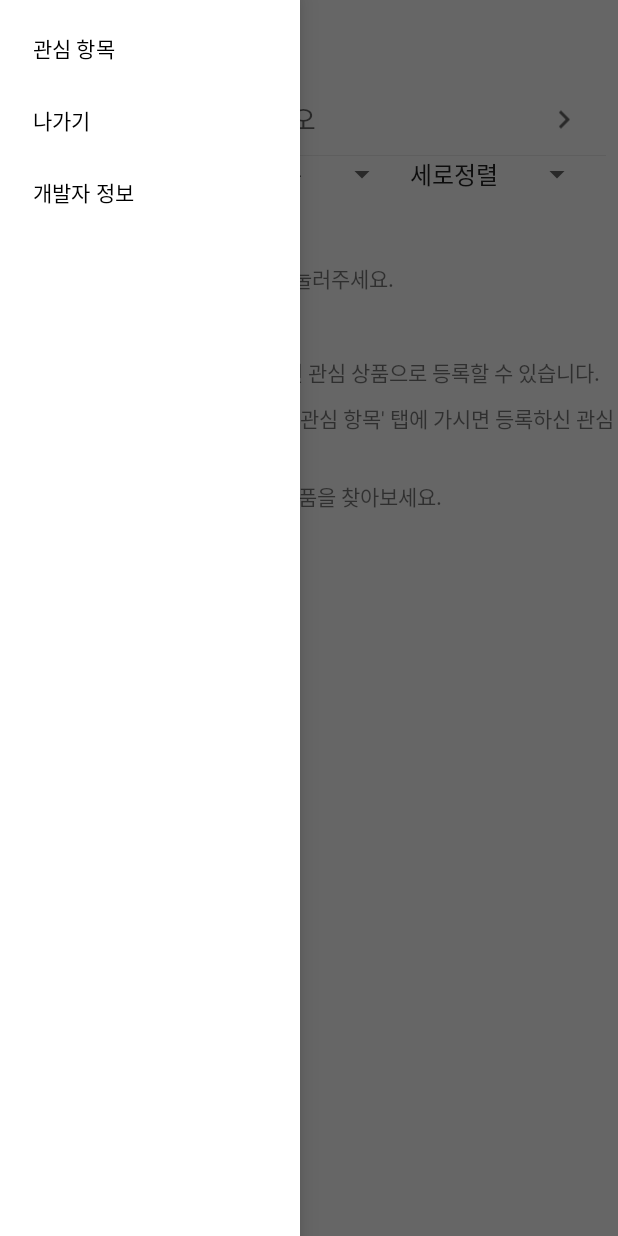
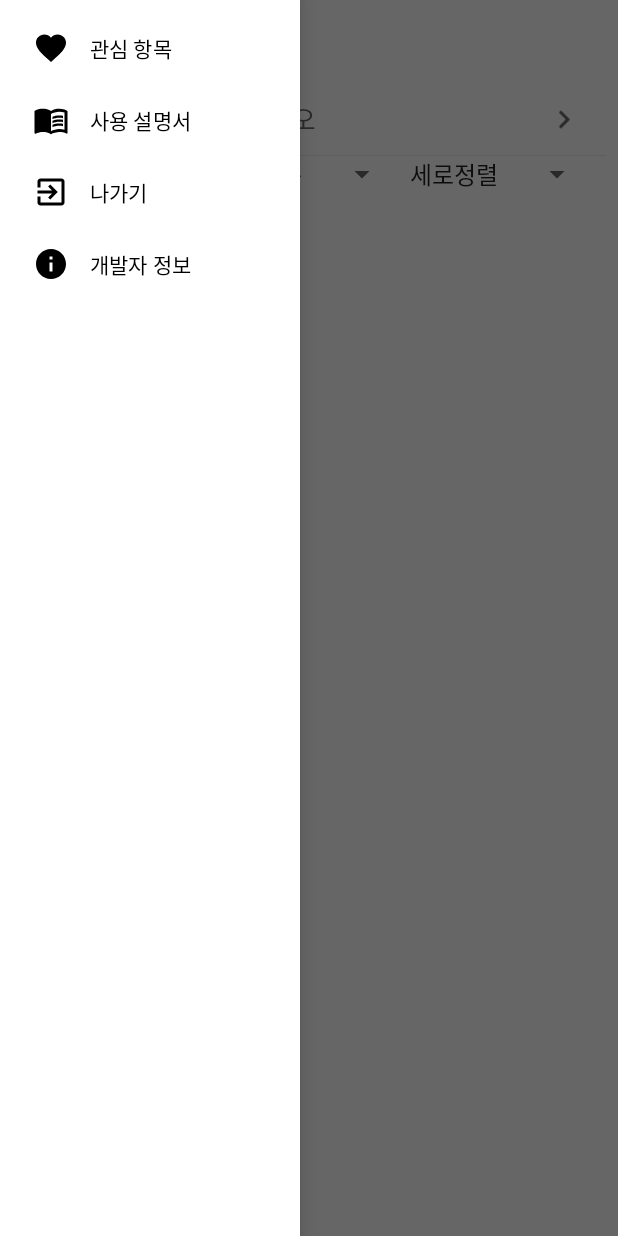
Before and after one commit to rnqhqaltjs/TotalShopping, an Android app: the screen it shows after launch (MainActivity), with the side drawer open, on a phone screen of 412 x 824 dp. Run offline under Robolectric (Android 15) with nearby library versions, the phone set to English and light mode, and no system bars.

Commit message:
Initial commit

```diff
--- a/app/src/main/java/com/practice/totalshopping/RecyclerViewAdapter2.kt
+++ b/app/src/main/java/com/practice/totalshopping/RecyclerViewAdapter2.kt
@@ -61,7 +61,6 @@ class RecyclerViewAdapter2(val context : Context, val items:MutableList<Items>)
                 binding.itemTitle.text = binding.itemTitle.text as String + "                                             "
             }
 
-
             Glide.with(context)
                 .load(item.image)
                 .into(binding.itemImage)
--- /dev/null
+++ b/app/src/main/res/drawable/ic_baseline_exit_to_app_24.xml
@@ -0,0 +1,10 @@
+<vector xmlns:android="http://schemas.android.com/apk/res/android"
+    android:width="24dp"
+    android:height="24dp"
+    android:viewportWidth="24"
+    android:viewportHeight="24"
+    android:tint="?attr/colorControlNormal">
+  <path
+      android:fillColor="@android:color/white"
+      android:pathData="M10.09,15.59L11.5,17l5,-5 -5,-5 -1.41,1.41L12.67,11H3v2h9.67l-2.58,2.59zM19,3H5c-1.11,0 -2,0.9 -2,2v4h2V5h14v14H5v-4H3v4c0,1.1 0.89,2 2,2h14c1.1,0 2,-0.9 2,-2V5c0,-1.1 -0.9,-2 -2,-2z"/>
+</vector>
--- /dev/null
+++ b/app/src/main/res/drawable/ic_baseline_favorite_24.xml
@@ -0,0 +1,10 @@
+<vector xmlns:android="http://schemas.android.com/apk/res/android"
+    android:width="24dp"
+    android:height="24dp"
+    android:viewportWidth="24"
+    android:viewportHeight="24"
+    android:tint="?attr/colorControlNormal">
+  <path
+      android:fillColor="@android:color/white"
+      android:pathData="M12,21.35l-1.45,-1.32C5.4,15.36 2,12.28 2,8.5 2,5.42 4.42,3 7.5,3c1.74,0 3.41,0.81 4.5,2.09C13.09,3.81 14.76,3 16.5,3 19.58,3 22,5.42 22,8.5c0,3.78 -3.4,6.86 -8.55,11.54L12,21.35z"/>
+</vector>
--- /dev/null
+++ b/app/src/main/res/drawable/ic_baseline_info_24.xml
@@ -0,0 +1,10 @@
+<vector xmlns:android="http://schemas.android.com/apk/res/android"
+    android:width="24dp"
+    android:height="24dp"
+    android:viewportWidth="24"
+    android:viewportHeight="24"
+    android:tint="?attr/colorControlNormal">
+  <path
+      android:fillColor="@android:color/white"
+      android:pathData="M12,2C6.48,2 2,6.48 2,12s4.48,10 10,10 10,-4.48 10,-10S17.52,2 12,2zM13,17h-2v-6h2v6zM13,9h-2L11,7h2v2z"/>
+</vector>
--- /dev/null
+++ b/app/src/main/res/drawable/ic_baseline_menu_book_24.xml
@@ -0,0 +1,19 @@
+<vector xmlns:android="http://schemas.android.com/apk/res/android"
+    android:width="24dp"
+    android:height="24dp"
+    android:viewportWidth="24"
+    android:viewportHeight="24"
+    android:tint="?attr/colorControlNormal">
+  <path
+      android:fillColor="@android:color/white"
+      android:pathData="M21,5c-1.11,-0.35 -2.33,-0.5 -3.5,-0.5c-1.95,0 -4.05,0.4 -5.5,1.5c-1.45,-1.1 -3.55,-1.5 -5.5,-1.5S2.45,4.9 1,6v14.65c0,0.25 0.25,0.5 0.5,0.5c0.1,0 0.15,-0.05 0.25,-0.05C3.1,20.45 5.05,20 6.5,20c1.95,0 4.05,0.4 5.5,1.5c1.35,-0.85 3.8,-1.5 5.5,-1.5c1.65,0 3.35,0.3 4.75,1.05c0.1,0.05 0.15,0.05 0.25,0.05c0.25,0 0.5,-0.25 0.5,-0.5V6C22.4,5.55 21.75,5.25 21,5zM21,18.5c-1.1,-0.35 -2.3,-0.5 -3.5,-0.5c-1.7,0 -4.15,0.65 -5.5,1.5V8c1.35,-0.85 3.8,-1.5 5.5,-1.5c1.2,0 2.4,0.15 3.5,0.5V18.5z"/>
+  <path
+      android:fillColor="@android:color/white"
+      android:pathData="M17.5,10.5c0.88,0 1.73,0.09 2.5,0.26V9.24C19.21,9.09 18.36,9 17.5,9c-1.7,0 -3.24,0.29 -4.5,0.83v1.66C14.13,10.85 15.7,10.5 17.5,10.5z"/>
+  <path
+      android:fillColor="@android:color/white"
+      android:pathData="M13,12.49v1.66c1.13,-0.64 2.7,-0.99 4.5,-0.99c0.88,0 1.73,0.09 2.5,0.26V11.9c-0.79,-0.15 -1.64,-0.24 -2.5,-0.24C15.8,11.66 14.26,11.96 13,12.49z"/>
+  <path
+      android:fillColor="@android:color/white"
+      android:pathData="M17.5,14.33c-1.7,0 -3.24,0.29 -4.5,0.83v1.66c1.13,-0.64 2.7,-0.99 4.5,-0.99c0.88,0 1.73,0.09 2.5,0.26v-1.52C19.21,14.41 18.36,14.33 17.5,14.33z"/>
+</vector>
--- a/app/src/main/res/layout/activity_main.xml
+++ b/app/src/main/res/layout/activity_main.xml
@@ -65,61 +65,6 @@
             android:layout_width="match_parent"
             android:layout_height="match_parent">
 
-            <LinearLayout
-                android:layout_width="match_parent"
-                android:layout_height="match_parent"
-                android:orientation="vertical"
-                android:id="@+id/textView">
-
-                <TextView
-
-                    android:layout_width="wrap_content"
-                    android:layout_height="wrap_content"
-                    android:layout_marginTop="15dp"
-                    android:layout_marginStart="5dp"
-                    android:text="간단 사용법" />
-
-                <TextView
-
-                    android:layout_width="wrap_content"
-                    android:layout_height="wrap_content"
-                    android:layout_marginTop="10dp"
-                    android:layout_marginStart="5dp"
-                    android:text="1. 상품명을 입력한뒤 검색버튼을 눌러주세요." />
-
-                <TextView
-
-                    android:layout_width="wrap_content"
-                    android:layout_height="wrap_content"
-                    android:layout_marginTop="10dp"
-                    android:layout_marginStart="5dp"
-                    android:text="2. 원하시는 상품을 찾으셨나요?" />
-
-                <TextView
-                    android:layout_width="wrap_content"
-                    android:layout_height="wrap_content"
-                    android:layout_marginTop="10dp"
-                    android:layout_marginStart="5dp"
-                    android:text="3. 찾은 상품을 1초 이상 꾹! 누르면 관심 상품으로 등록할 수 있습니다." />
-
-                <TextView
-                    android:layout_width="wrap_content"
-                    android:layout_height="wrap_content"
-                    android:layout_marginTop="10dp"
-                    android:layout_marginStart="5dp"
-                    android:text="4. 왼쪽 상단 '☰' 버튼을 누르신 뒤 '관심 항목' 탭에 가시면 등록하신 관심 상품을 확인할 수 있습니다." />
-
-                <TextView
-
-                    android:layout_width="wrap_content"
-                    android:layout_height="wrap_content"
-                    android:layout_marginTop="10dp"
-                    android:layout_marginStart="5dp"
-                    android:text="5. 필터를 이용하여 더 다양하게 상품을 찾아보세요." />
-
-
-            </LinearLayout>
-
 
             <androidx.recyclerview.widget.RecyclerView
                 android:id="@+id/recyclerView"
--- a/app/src/main/res/menu/main_menu.xml
+++ b/app/src/main/res/menu/main_menu.xml
@@ -5,14 +5,22 @@
 
     <item
         android:id="@+id/item_bookmark"
+        android:icon="@drawable/ic_baseline_favorite_24"
         android:title="관심 항목" />
 
     <item
+        android:id="@+id/item_manual"
+        android:icon="@drawable/ic_baseline_menu_book_24"
+        android:title="사용 설명서" />
+
+    <item
         android:id="@+id/item_out"
+        android:icon="@drawable/ic_baseline_exit_to_app_24"
         android:title="나가기" />
 
     <item
         android:id="@+id/item_info"
+        android:icon="@drawable/ic_baseline_info_24"
         android:title="개발자 정보" />
 
 </menu>
```
Also changed, not shown: app/src/main/AndroidManifest.xml (+3 -5 lines), app/src/main/java/com/practice/totalshopping/MainActivity.kt (+12 -7 lines), app/src/main/java/com/practice/totalshopping/ManualActivity.kt (added, +30 -0 lines), app/src/main/res/layout/activity_manual.xml (added, +149 -0 lines), app/src/main/res/drawable/binheart.png (deleted), app/src/main/res/drawable/elevenmanual.png (added), app/src/main/res/drawable/fifthmanual.png (added), app/src/main/res/drawable/firstmanual.png (added), app/src/main/res/drawable/fourthmanual.png (added), app/src/main/res/drawable/heart.png (deleted), app/src/main/res/drawable/secondmanual.png (added), app/src/main/res/drawable/sixthmanual.png (added), app/src/main/res/drawable/thirdmanual.png (added).
